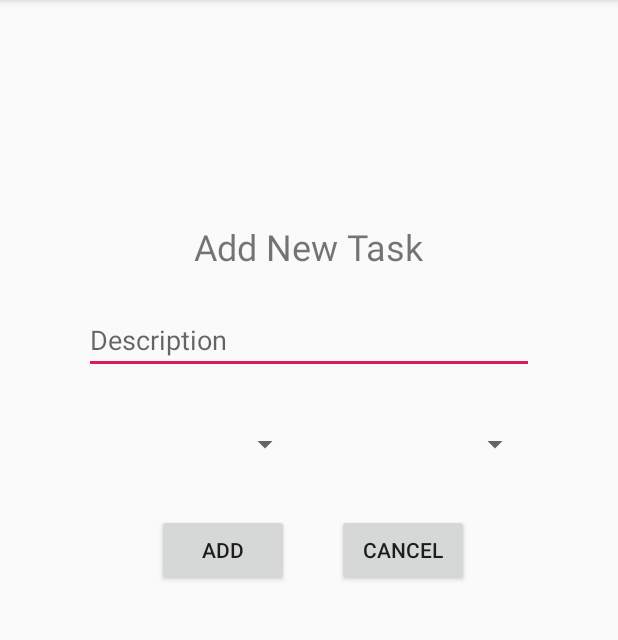
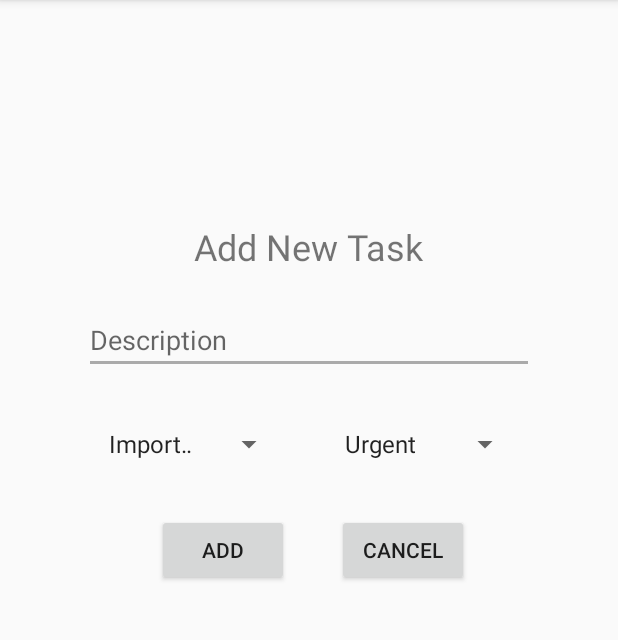
Before and after one commit to lillworkspace/ToDoQu, an Android app: the screen it shows after launch (AddActivity), after a tap on an icon or button, on a phone screen of 412 x 824 dp, the part 84-724 px from its top. Run offline under Robolectric (Android 15) with nearby library versions, the phone set to English and light mode, and no system bars; 1 other tap on this screen came first.

Commit message:
completed add activity

```diff
--- a/app/src/main/java/com/example/todoquadrant/AddActivity.java
+++ b/app/src/main/java/com/example/todoquadrant/AddActivity.java
@@ -1,18 +1,68 @@
 package com.example.todoquadrant;
 
+import android.content.Intent;
 import android.os.Bundle;
 import android.support.v7.app.AppCompatActivity;
 import android.view.View;
+import android.widget.AdapterView;
+import android.widget.ArrayAdapter;
+import android.widget.EditText;
+import android.widget.Spinner;
 
-public class AddActivity extends AppCompatActivity{
+public class AddActivity extends AppCompatActivity {
+
+    private EditText text;
+    private Spinner spinner1;
+    private Spinner spinner2;
 
     @Override
     protected void onCreate(Bundle savedInstanceState) {
         super.onCreate(savedInstanceState);
         setContentView(R.layout.activity_add);
+
+        text = findViewById(R.id.editText);
+
+        spinner1 = findViewById(R.id.spinner1);
+        ArrayAdapter<CharSequence> adapter1 = ArrayAdapter.createFromResource(this, R.array.importance, android.R.layout.simple_spinner_item);
+        adapter1.setDropDownViewResource(android.R.layout.simple_spinner_dropdown_item);
+        spinner1.setAdapter(adapter1);
+
+        spinner2 = findViewById(R.id.spinner2);
+        ArrayAdapter<CharSequence> adapter2 = ArrayAdapter.createFromResource(this, R.array.urgency, android.R.layout.simple_spinner_item);
+        adapter2.setDropDownViewResource(android.R.layout.simple_spinner_dropdown_item);
+        spinner2.setAdapter(adapter2);
     }
 
     public void addTask(View view){
+        Intent intent = new Intent(this, MainActivity.class);
 
+        String description = text.getText().toString();
+        intent.putExtra("description", description);
+
+        String importance = spinner1.getSelectedItem().toString();
+        String urgency = spinner2.getSelectedItem().toString();
+
+        int priority;
+
+        switch (importance + " " + urgency){
+            case "Important Urgent": priority = 1;
+                break;
+            case "Important Not Urgent": priority = 2;
+                break;
+            case "Not Important Urgent": priority = 3;
+                break;
+            case "Not Important Not Urgent": priority = 4;
+                break;
+            default: priority = 5;
+        }
+        intent.putExtra("priority", priority);
+
+        startActivity(intent);
     }
+
+    public void returnMain(View view){
+        Intent intent = new Intent(this, MainActivity.class);
+        startActivity(intent);
+    }
+
 }
--- a/app/src/main/java/com/example/todoquadrant/MainActivity.java
+++ b/app/src/main/java/com/example/todoquadrant/MainActivity.java
@@ -26,13 +26,15 @@ public class MainActivity extends AppCompatActivity {
         tasksAdapter = new TaskAdapter(this, tasks);
         lvTasks.setAdapter(tasksAdapter);
 
-        tasks.add(new Task("Sketch out GUI", 1));
-        tasks.add(new Task("Write code", 1));
-        tasks.add(new Task("Call Mom after dinner", 1));
-
+        Bundle extras = getIntent().getExtras();
+        if (extras != null){
+            String description = extras.getString("description");
+            int priority = extras.getInt("priority");
+            tasks.add(new Task(description, priority));
+        }
     }
 
-    public void addTask(View view){
+    public void addActivity(View view){
         Intent intent = new Intent(this, com.example.todoquadrant.AddActivity.class);
         startActivity(intent);
     }
--- a/app/src/main/java/com/example/todoquadrant/Task.java
+++ b/app/src/main/java/com/example/todoquadrant/Task.java
@@ -5,7 +5,7 @@ public class Task {
     String myDescription;
     int myPriority;
     private static int counter;
-    int IDnumber;
+    int IDnumber; //for better search function in future
 
     public Task(String description, int priority){
 
@@ -20,7 +20,5 @@ public class Task {
         return myDescription;
     }
     public int getPriority() { return myPriority; }
-    public int getIDnumber() { return IDnumber; }
-
 
 }
--- a/app/src/main/res/layout/activity_add.xml
+++ b/app/src/main/res/layout/activity_add.xml
@@ -6,28 +6,31 @@
     android:layout_height="match_parent">
 
     <Spinner
-        android:id="@+id/spinner2"
-        android:layout_width="145dp"
+        android:id="@+id/spinner1"
+        android:layout_width="125dp"
         android:layout_height="45dp"
-        android:layout_marginStart="55dp"
-        android:layout_marginLeft="55dp"
+        android:layout_marginStart="64dp"
+        android:layout_marginLeft="64dp"
         android:layout_marginTop="24dp"
+        android:layout_marginEnd="24dp"
+        android:layout_marginRight="24dp"
         android:spinnerMode="dropdown"
+        app:layout_constraintEnd_toStartOf="@+id/spinner2"
         app:layout_constraintStart_toStartOf="parent"
         app:layout_constraintTop_toBottomOf="@+id/editText" />
 
     <Spinner
-        android:id="@+id/spinner5"
-        android:layout_width="145dp"
+        android:id="@+id/spinner2"
+        android:layout_width="125dp"
         android:layout_height="45dp"
         android:layout_marginStart="8dp"
         android:layout_marginLeft="8dp"
         android:layout_marginTop="24dp"
-        android:layout_marginEnd="58dp"
-        android:layout_marginRight="58dp"
+        android:layout_marginEnd="64dp"
+        android:layout_marginRight="64dp"
         android:spinnerMode="dropdown"
         app:layout_constraintEnd_toEndOf="parent"
-        app:layout_constraintStart_toEndOf="@+id/spinner2"
+        app:layout_constraintStart_toEndOf="@+id/spinner1"
         app:layout_constraintTop_toBottomOf="@+id/editText" />
 
     <TextView
@@ -56,6 +59,9 @@
         android:layout_marginRight="52dp"
         android:ems="10"
         android:hint="Description"
+        android:backgroundTint="@android:color/darker_gray"
+        android:textCursorDrawable="@null"
+        android:textColor="@android:color/black"
         app:layout_constraintEnd_toEndOf="parent"
         app:layout_constraintStart_toStartOf="parent"
         app:layout_constraintTop_toBottomOf="@+id/textView" />
@@ -69,10 +75,11 @@
         android:layout_marginTop="24dp"
         android:layout_marginEnd="107dp"
         android:layout_marginRight="107dp"
+        android:onClick="returnMain"
         android:text="Cancel"
         app:layout_constraintEnd_toEndOf="parent"
         app:layout_constraintStart_toEndOf="@+id/button1"
-        app:layout_constraintTop_toBottomOf="@+id/spinner5" />
+        app:layout_constraintTop_toBottomOf="@+id/spinner2" />
 
     <Button
         android:id="@+id/button1"
@@ -83,9 +90,10 @@
         android:layout_marginTop="24dp"
         android:layout_marginEnd="16dp"
         android:layout_marginRight="16dp"
+        android:onClick="addTask"
         android:text="Add"
         app:layout_constraintEnd_toStartOf="@+id/button"
         app:layout_constraintStart_toStartOf="parent"
-        app:layout_constraintTop_toBottomOf="@+id/spinner2" />
+        app:layout_constraintTop_toBottomOf="@+id/spinner1" />
 
 </android.support.constraint.ConstraintLayout>
--- a/app/src/main/res/layout/activity_main.xml
+++ b/app/src/main/res/layout/activity_main.xml
@@ -16,7 +16,7 @@
         android:layout_width="96dp"
         android:layout_height="96dp"
         android:background="@android:color/holo_red_light"
-        android:onClick="addTask"
+        android:onClick="addActivity"
         android:scaleType="center"
         android:tint="@android:color/white"
         app:layout_constraintBottom_toBottomOf="parent"
--- a/app/src/main/res/layout/task_item.xml
+++ b/app/src/main/res/layout/task_item.xml
@@ -15,6 +15,7 @@
     <TextView
         android:id="@+id/textView_id"
         android:text="Unnamed Task"
+        android:textColor="@android:color/black"
         android:layout_width="wrap_content"
         android:layout_height="32dp"
         android:layout_marginTop="10dp"
--- a/app/src/main/res/values/strings.xml
+++ b/app/src/main/res/values/strings.xml
@@ -2,7 +2,7 @@
     <string name="app_name">ToDoQuadrant</string>
 
     <string-array name="importance">
-        <item>Importance</item>
+        <item>Important</item>
         <item>Not Important</item>
     </string-array>
 
```
